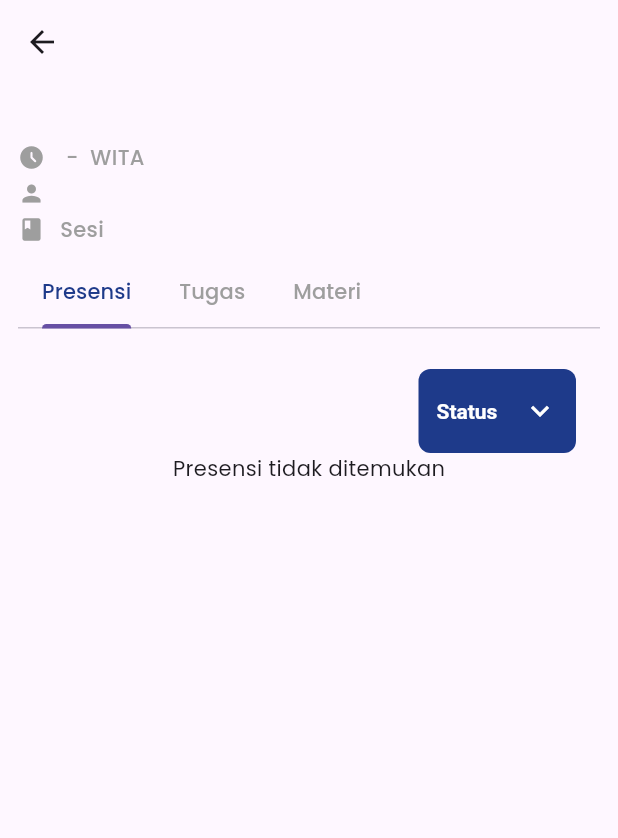
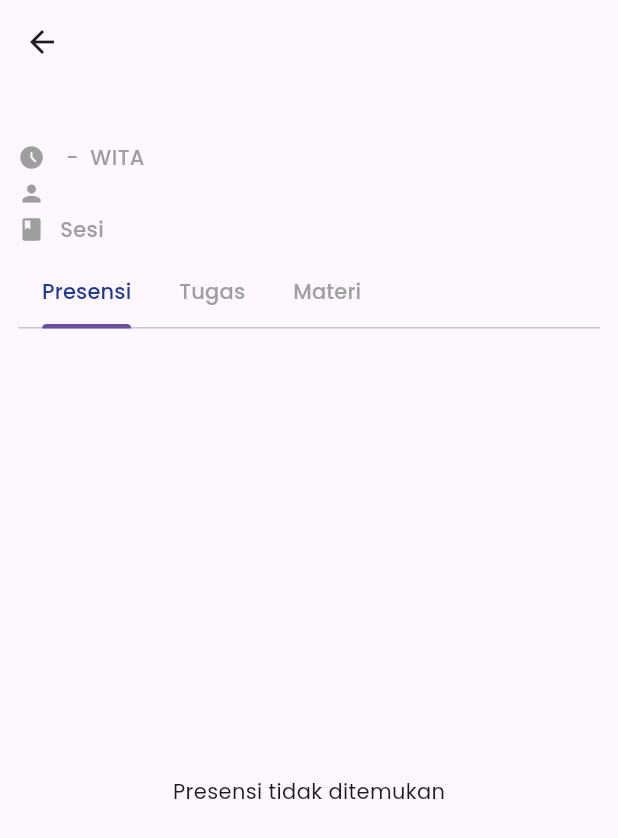
Before and after one commit to akufarish/pbl-simpadu-pegawai, a Flutter app: the DetailSesiScreen screen opened directly with empty values, on a phone screen of 412 x 824 dp. Shown: the top 838 px of the screen. Run offline on Flutter 3.47's test engine with Material 3 defaults, Android fonts, the phone set to English and light mode, and no system bars; our stand-ins replace dio, dropdown_search, file_picker, flutter_dotenv, fluttertoast, google_fonts and 5 more; missing offline and left inert: dice_bear; accounts and stored records are empty; network calls fail.

Commit message:
fix error

```diff
--- a/lib/screens/detail_sesi_screen.dart
+++ b/lib/screens/detail_sesi_screen.dart
@@ -6,6 +6,7 @@ import 'package:pegawai/providers/materi_provider.dart';
 import 'package:pegawai/providers/presensi_provider.dart';
 import 'package:pegawai/utils/app_colors.dart';
 import 'package:provider/provider.dart';
+import 'package:skeletonizer/skeletonizer.dart';
 
 class DetailSesiScreen extends StatefulWidget {
   final Sesi sesi;
@@ -17,26 +18,14 @@ class DetailSesiScreen extends StatefulWidget {
 
 class _DetailSesiScreenState extends State<DetailSesiScreen>
     with SingleTickerProviderStateMixin {
-  final List<String> daftarHadirList = [
-    "Hadir",
-    "Sakit",
-    "Alpha",
-    "Izin",
-    "Status",
-  ];
   late TabController _tabController;
   late PageController _pageController;
-  String? selectedStatus;
-
-  final Map<String, String> _tempPresensiMap = {};
-  bool _isMapInitialized = false;
 
   @override
   void initState() {
     super.initState();
     _tabController = TabController(length: 3, vsync: this);
     _pageController = PageController();
-    selectedStatus = "Status";
 
     Future.microtask(() {
       if (mounted) {
@@ -64,11 +53,11 @@ class _DetailSesiScreenState extends State<DetailSesiScreen>
       if (result) {
         ScaffoldMessenger.of(
           context,
-        ).showSnackBar(SnackBar(content: Text("Download file berhasil")));
+        ).showSnackBar(const SnackBar(content: Text("Download file berhasil")));
       } else {
         ScaffoldMessenger.of(
           context,
-        ).showSnackBar(SnackBar(content: Text("Download file gagal")));
+        ).showSnackBar(const SnackBar(content: Text("Download file gagal")));
       }
     }
   }
@@ -142,12 +131,10 @@ class _DetailSesiScreenState extends State<DetailSesiScreen>
           child: TabBarView(
             controller: _tabController,
             children: [
-              _daftarMahasiswa(),
-              // const TugasScreen(),
+              DaftarMahasiswaTab(sesi: widget.sesi),
+
               ListView.separated(
                 padding: const EdgeInsets.only(bottom: 20),
-                shrinkWrap: true,
-                physics: const NeverScrollableScrollPhysics(),
                 itemCount: widget.sesi.learningMaterials!.length,
                 itemBuilder: (context, index) {
                   final materi = widget.sesi.learningMaterials![index];
@@ -158,14 +145,17 @@ class _DetailSesiScreenState extends State<DetailSesiScreen>
                       mainAxisAlignment: MainAxisAlignment.center,
                       children: [
                         Text(materi.originaFileName),
-                        Spacer(),
+                        const Spacer(),
                         ElevatedButton.icon(
                           onPressed: () {},
-                          style: IconButton.styleFrom(
+                          style: ElevatedButton.styleFrom(
                             backgroundColor: AppColors.primaryColor,
-                            minimumSize: Size(50, 50),
+                            minimumSize: const Size(50, 50),
                           ),
-                          label: Icon(Icons.download, color: Colors.white),
+                          label: const Icon(
+                            Icons.download,
+                            color: Colors.white,
+                          ),
                         ),
                       ],
                     ),
@@ -177,8 +167,6 @@ class _DetailSesiScreenState extends State<DetailSesiScreen>
               ),
               ListView.separated(
                 padding: const EdgeInsets.only(bottom: 20),
-                shrinkWrap: true,
-                physics: const NeverScrollableScrollPhysics(),
                 itemCount: widget.sesi.learningMaterials!.length,
                 itemBuilder: (context, index) {
                   final materi = widget.sesi.learningMaterials![index];
@@ -189,15 +177,18 @@ class _DetailSesiScreenState extends State<DetailSesiScreen>
                       mainAxisAlignment: MainAxisAlignment.center,
                       children: [
                         Text(materi.originaFileName),
-                        Spacer(),
+                        const Spacer(),
                         ElevatedButton.icon(
                           onPressed: () =>
                               downloadMateri(materi.id, materi.originaFileName),
-                          style: IconButton.styleFrom(
+                          style: ElevatedButton.styleFrom(
                             backgroundColor: AppColors.primaryColor,
-                            minimumSize: Size(50, 50),
+                            minimumSize: const Size(50, 50),
                           ),
-                          label: Icon(Icons.download, color: Colors.white),
+                          label: const Icon(
+                            Icons.download,
+                            color: Colors.white,
+                          ),
                         ),
                       ],
                     ),
@@ -214,7 +205,48 @@ class _DetailSesiScreenState extends State<DetailSesiScreen>
     );
   }
 
-  SingleChildScrollView _daftarMahasiswa() {
+  Widget _buildInfoRow(IconData icon, String text) {
+    return Row(
+      children: [
+        Icon(icon, color: Colors.grey[500], size: 18),
+        const SizedBox(width: 10),
+        Expanded(
+          child: Text(
+            text,
+            style: TextStyle(
+              color: Colors.grey[500],
+              fontSize: 14,
+              fontWeight: FontWeight.w500,
+            ),
+          ),
+        ),
+      ],
+    );
+  }
+}
+
+class DaftarMahasiswaTab extends StatefulWidget {
+  final Sesi sesi;
+  const DaftarMahasiswaTab({super.key, required this.sesi});
+
+  @override
+  State<DaftarMahasiswaTab> createState() => _DaftarMahasiswaTabState();
+}
+
+class _DaftarMahasiswaTabState extends State<DaftarMahasiswaTab> {
+  final List<String> daftarHadirList = [
+    "Hadir",
+    "Sakit",
+    "Alpha",
+    "Izin",
+    "Status",
+  ];
+  String selectedStatus = "Status";
+  final Map<String, String> _tempPresensiMap = {};
+  bool _isMapInitialized = false;
+
+  @override
+  Widget build(BuildContext context) {
     PresensiProvider presensiProvider = context.watch<PresensiProvider>();
     final dataPresensiMahasiswa = presensiProvider.presensiMahasiswa;
 
@@ -225,20 +257,19 @@ class _DetailSesiScreenState extends State<DetailSesiScreen>
       _isMapInitialized = true;
     }
 
-    return SingleChildScrollView(
-      child: Padding(
+    if (dataPresensiMahasiswa == null ||
+        dataPresensiMahasiswa.mahasiswa.isEmpty) {
+      return const Center(child: Text("Presensi tidak ditemukan"));
+    }
+
+    return ListView(
       padding: const EdgeInsets.only(top: 15, left: 28, right: 28),
-        child: Column(
-          crossAxisAlignment: CrossAxisAlignment.start,
       children: [
         Align(
           alignment: Alignment.centerRight,
           child: Container(
             width: 105,
-                padding: const EdgeInsets.symmetric(
-                  horizontal: 12,
-                  vertical: 4,
-                ),
+            padding: const EdgeInsets.symmetric(horizontal: 12, vertical: 4),
             decoration: BoxDecoration(
               color: AppColors.primaryColor,
               borderRadius: BorderRadius.circular(8),
@@ -272,34 +303,30 @@ class _DetailSesiScreenState extends State<DetailSesiScreen>
             ),
           ),
         ),
-            presensiProvider.isLoading
-                ? const Center(child: CircularProgressIndicator())
-                : (dataPresensiMahasiswa == null)
-                ? const Center(child: Text("Presensi tidak ditemukan"))
-                : Column(
-                    children: [
-                      ListView.builder(
+        const SizedBox(height: 10),
+        Skeletonizer(
+          enabled: presensiProvider.isLoading,
+          child: ListView.builder(
             padding: const EdgeInsets.only(bottom: 20),
             shrinkWrap: true,
             physics: const NeverScrollableScrollPhysics(),
             itemCount: dataPresensiMahasiswa.mahasiswa.length,
             itemBuilder: (context, index) {
-                          final sesi = dataPresensiMahasiswa.mahasiswa[index];
+              final mhs = dataPresensiMahasiswa.mahasiswa[index];
 
               return PresensiMahasiswa(
-                            name: sesi.name,
-                            detailId: sesi.detailId,
+                name: mhs.name,
+                detailId: mhs.detailId,
                 sesiId: dataPresensiMahasiswa.sesiId,
-
-                            currentStatus:
-                                _tempPresensiMap[sesi.detailId] ?? "",
+                currentStatus: _tempPresensiMap[mhs.detailId] ?? "",
                 onStatusChanged: (newStatus) {
                   setState(() {
-                                _tempPresensiMap[sesi.detailId] = newStatus;
+                    _tempPresensiMap[mhs.detailId] = newStatus;
                   });
                 },
               );
             },
+          ),
         ),
         const SizedBox(height: 10),
         SizedBox(
@@ -337,9 +364,7 @@ class _DetailSesiScreenState extends State<DetailSesiScreen>
                         ? "Semua data presensi berhasil diperbarui!"
                         : "Gagal menyimpan presensi",
                   ),
-                                backgroundColor: sukses
-                                    ? Colors.green
-                                    : Colors.red,
+                  backgroundColor: sukses ? Colors.green : Colors.red,
                 ),
               );
             },
@@ -360,29 +385,6 @@ class _DetailSesiScreenState extends State<DetailSesiScreen>
         ),
         const SizedBox(height: 50),
       ],
-                  ),
-          ],
-        ),
-      ),
-    );
-  }
-
-  Widget _buildInfoRow(IconData icon, String text) {
-    return Row(
-      children: [
-        Icon(icon, color: Colors.grey[500], size: 18),
-        const SizedBox(width: 10),
-        Expanded(
-          child: Text(
-            text,
-            style: TextStyle(
-              color: Colors.grey[500],
-              fontSize: 14,
-              fontWeight: FontWeight.w500,
-            ),
-          ),
-        ),
-      ],
     );
   }
 }
--- a/lib/screens/login_screen.dart
+++ b/lib/screens/login_screen.dart
@@ -65,7 +65,7 @@ class _LoginScreenState extends State<LoginScreen> {
                 height: 285,
               ),
               Text(
-                "SIMPADU",
+                "SABAR",
                 style: TextStyle(
                   fontSize: 24,
                   fontWeight: FontWeight.bold,
```
Also changed, not shown: 1 other file. Lines whose indentation alone changed are shown as unchanged.
